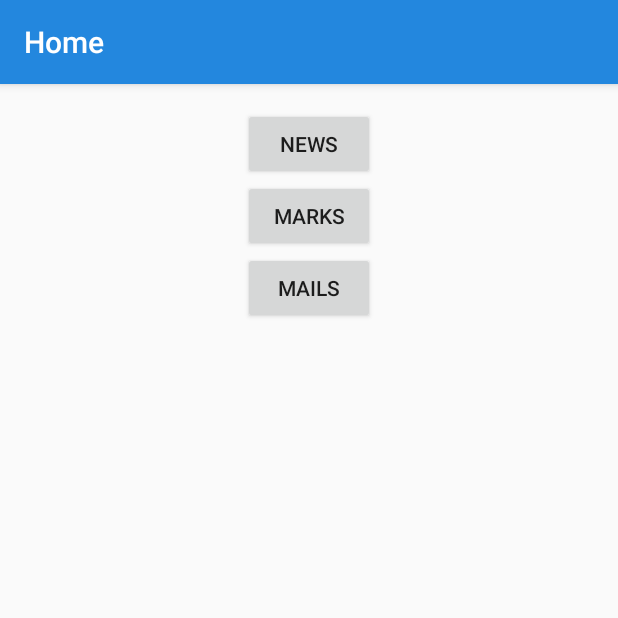
After one commit to jbgomond/ensicaen-android, an Android app: the HomeActivity screen opened directly, with no data from a screen before it, on a phone screen of 412 x 824 dp, the top half of it. The commit adds this screen. Run offline under Robolectric (Android 15) with nearby library versions, the phone set to English and light mode, and no system bars.

Commit message:
Started mail section.

```diff
--- a/app/build.gradle
+++ b/app/build.gradle
@@ -24,6 +24,7 @@ dependencies {
     testCompile 'junit:junit:4.12'
     compile 'com.android.support:appcompat-v7:23.3.0'
     compile 'com.android.support:design:23.3.0'
-    compile 'com.android.support:appcompat-v7:23.3.0'
     compile 'org.jsoup:jsoup:1.9.1'
+    compile 'com.sun.mail:android-mail:1.5.5'
+    compile 'com.sun.mail:android-activation:1.5.5'
 }
--- /dev/null
+++ b/app/src/main/java/com/jbgomond/resultatsensicaen/HomeActivity.java
@@ -0,0 +1,31 @@
+package com.jbgomond.resultatsensicaen;
+
+import android.content.Intent;
+import android.os.Bundle;
+import android.support.v7.app.AppCompatActivity;
+import android.view.View;
+
+public class HomeActivity extends AppCompatActivity {
+
+    @Override
+    protected void onCreate(Bundle savedInstanceState) {
+        super.onCreate(savedInstanceState);
+        setContentView(R.layout.activity_home);
+    }
+
+    public void buttonOnClick(View v) {
+        Intent intent;
+        switch (v.getId()) {
+            case R.id.news_btn:
+                break;
+            case R.id.marks_btn:
+                intent = new Intent(this, TrainingsActivity.class);
+                startActivity(intent);
+                break;
+            case R.id.mails_btn:
+                intent = new Intent(this, MailsActivity.class);
+                startActivity(intent);
+                break;
+        }
+    }
+}
--- a/app/src/main/java/com/jbgomond/resultatsensicaen/LoginActivity.java
+++ b/app/src/main/java/com/jbgomond/resultatsensicaen/LoginActivity.java
@@ -334,7 +334,7 @@ public class LoginActivity extends AppCompatActivity implements LoaderCallbacks<
             showProgress(false);
 
             if (success) {
-                Intent intent = new Intent(LoginActivity.this, TrainingsActivity.class);
+                Intent intent = new Intent(LoginActivity.this, HomeActivity.class);
                 /*intent.putExtra("ENT_USERNAME", this.username);
                 intent.putExtra("ENT_PASSWORD", this.password);*/
                 startActivity(intent);
--- /dev/null
+++ b/app/src/main/res/layout/activity_home.xml
@@ -0,0 +1,37 @@
+<LinearLayout xmlns:android="http://schemas.android.com/apk/res/android"
+    xmlns:tools="http://schemas.android.com/tools"
+    android:layout_width="match_parent"
+    android:layout_height="match_parent"
+    android:gravity="center_horizontal"
+    android:orientation="vertical"
+    android:paddingBottom="@dimen/activity_vertical_margin"
+    android:paddingLeft="@dimen/activity_horizontal_margin"
+    android:paddingRight="@dimen/activity_horizontal_margin"
+    android:paddingTop="@dimen/activity_vertical_margin"
+    tools:context="com.jbgomond.resultatsensicaen.HomeActivity">
+
+    <Button
+        android:layout_width="wrap_content"
+        android:layout_height="wrap_content"
+        android:id="@+id/news_btn"
+        android:clickable="false"
+        android:onClick="buttonOnClick"
+        android:text="@string/news_btn" />
+
+    <Button
+        android:layout_width="wrap_content"
+        android:layout_height="wrap_content"
+        android:id="@+id/marks_btn"
+        android:layout_gravity="center_horizontal"
+        android:onClick="buttonOnClick"
+        android:text="@string/marks_btn" />
+
+    <Button
+        android:layout_width="wrap_content"
+        android:layout_height="wrap_content"
+        android:id="@+id/mails_btn"
+        android:layout_gravity="center_horizontal"
+        android:onClick="buttonOnClick"
+        android:text="@string/mails_btn" />
+
+</LinearLayout>
--- a/app/src/main/res/values/strings.xml
+++ b/app/src/main/res/values/strings.xml
@@ -2,7 +2,10 @@
     <string name="app_name">ENSICAEN</string>
 
     <!-- Strings related to the menu -->
-    <string name="menu_results">Results</string>
+    <string name="menu_home">Home</string>
+    <string name="menu_news">News</string>
+    <string name="menu_results">Notes</string>
+    <string name="menu_mails">Mails</string>
 
     <!-- Strings related to login -->
     <string name="prompt_email">Email</string>
@@ -16,4 +19,9 @@
         completions."
     </string>
     <string name="prompt_username">Username</string>
+
+    <!-- Strings related to home -->
+    <string name="news_btn">News</string>
+    <string name="marks_btn">Marks</string>
+    <string name="mails_btn">Mails</string>
 </resources>
```
Also changed, not shown: app/src/main/AndroidManifest.xml (+12 -0 lines), app/src/main/java/com/jbgomond/resultatsensicaen/DividerItemDecoration.java (added, +51 -0 lines), app/src/main/java/com/jbgomond/resultatsensicaen/MailsActivity.java (added, +35 -0 lines), app/src/main/java/com/jbgomond/resultatsensicaen/MailsAdapter.java (added, +105 -0 lines), app/src/main/java/com/jbgomond/resultatsensicaen/MailsTask.java (added, +52 -0 lines), app/src/main/res/layout/activity_mail.xml (added, +85 -0 lines), app/src/main/res/layout/activity_mails.xml (added, +18 -0 lines), app/src/main/res/layout/mails_list.xml (added, +47 -0 lines), 1 other file.
